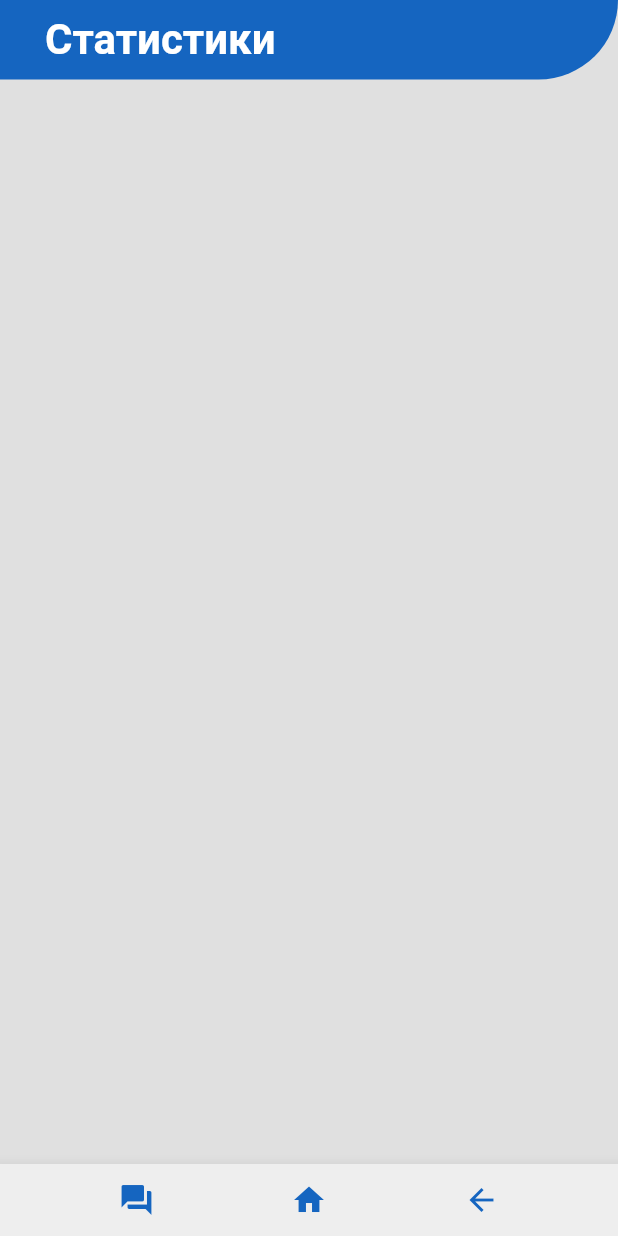
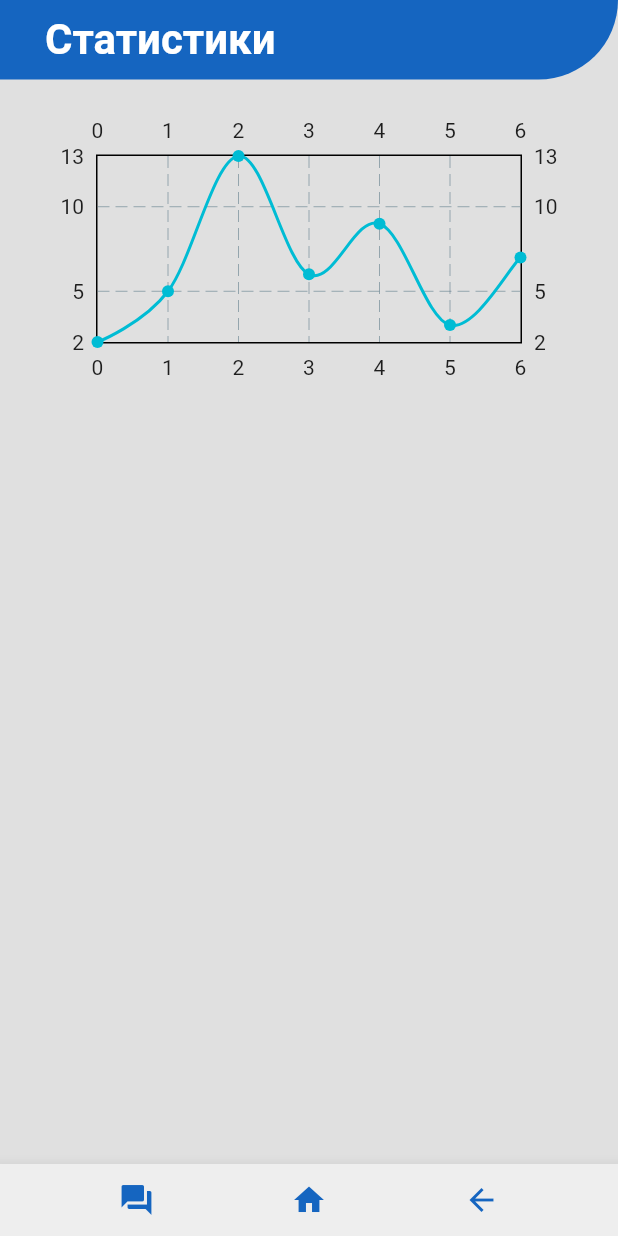
Before and after one commit to TIVMOF/online_bank, a Flutter app: the StatsPage screen opened directly, on a phone screen of 412 x 824 dp. Run offline on Flutter 3.47's test engine with Material 2 defaults, Android fonts, the phone set to English and light mode, and no system bars; drawn by our look-alikes of fl_chart; our stand-ins replace readmore, smooth_page_indicator.

Commit message:
chart utills

```diff
--- a/lib/pages/statistics_page.dart
+++ b/lib/pages/statistics_page.dart
@@ -1,7 +1,9 @@
 import 'package:flutter/material.dart';
 import 'package:online_bank/utill/app_bar.dart';
+import 'package:online_bank/utill/my_chart.dart';
 
 import '../utill/bottom_app_bar.dart';
+import '../utill/coordinate.dart';
 
 class StatsPage extends StatefulWidget {
   const StatsPage({super.key});
@@ -18,7 +20,12 @@ class _StatsPageState extends State<StatsPage> {
       bottomNavigationBar: AppBarBottom(context: context),
       body: SafeArea(
         child: Column(children: [
-          MyAppBar(first_name: 'Статистики', second_name: '')
+          MyAppBar(first_name: 'Статистики', second_name: ''),
+
+          Container(
+            padding: EdgeInsets.all(20),
+            child: MyChart(Coordinates),
+          )
         ],)
         ),
     );
--- /dev/null
+++ b/lib/utill/coordinate.dart
@@ -0,0 +1,17 @@
+import 'package:collection/collection.dart';
+
+class Coordinate {
+  final double x;
+  final double y;
+
+  Coordinate({
+    required this.x,
+    required this.y,
+  });
+}
+
+List<Coordinate>get Coordinates {
+  final data = <double>[2, 5, 13, 6, 9, 3, 7];
+
+  return data.mapIndexed(((index, element) => Coordinate(x: index.toDouble(), y: element))).toList();
+}
--- a/lib/utill/my_button.dart
+++ b/lib/utill/my_button.dart
@@ -17,7 +17,7 @@ class MyButton extends StatelessWidget {
 
   @override
   Widget build(BuildContext context) {
-    return  ElevatedButton(
+    return ElevatedButton(
       onPressed: () {
                   Navigator.push(context, MaterialPageRoute(builder: (context) => this.page));
                 },
--- /dev/null
+++ b/lib/utill/my_chart.dart
@@ -0,0 +1,31 @@
+import 'package:fl_chart/fl_chart.dart';
+import 'package:flutter/material.dart';
+import 'package:online_bank/utill/coordinate.dart';
+
+class MyChart extends StatelessWidget {
+
+  final List<Coordinate> points;
+
+  const MyChart(
+    this.points,
+    {Key? key}
+  ):super(key: key);
+
+  @override
+  Widget build(BuildContext context) {
+    return AspectRatio(
+      aspectRatio: 2,
+      child: LineChart(
+        LineChartData(
+          lineBarsData: [
+            LineChartBarData(
+              spots: points.map((point) => FlSpot(point.x, point.y)).toList(),
+              isCurved: true,
+              dotData: FlDotData(show: true),
+            )
+          ]
+        ),
+      ),
+    );
+  }
+}
--- a/pubspec.yaml
+++ b/pubspec.yaml
@@ -39,6 +39,7 @@ dependencies:
   readmore: ^2.1.0
   url_launcher: ^6.1.9
   smooth_page_indicator:
+  fl_chart: ^0.60.0
 
 dev_dependencies:
   flutter_test:
```
Also changed, not shown: pubspec.lock.
